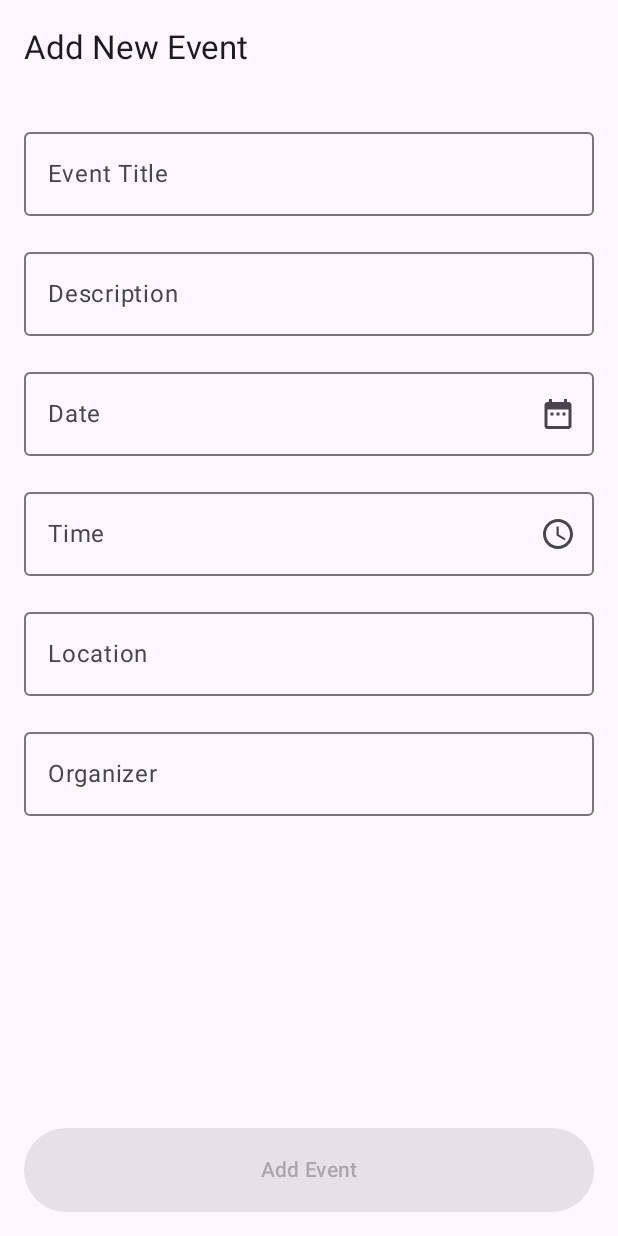
After one commit to senior-juniors/DayMate, an Android app built with Jetpack Compose: the AddEventScreen screen opened through its navigation route, on a phone screen of 412 x 824 dp. The commit adds this screen. Run offline under Robolectric (Android 15) with nearby library versions, the phone set to English and light mode, and no system bars; our stand-ins replace Dagger/Hilt's generated code, Firebase (no records; nobody signed in at launch, a user with empty details on screens opened directly).

Commit message:
event addedd

```diff
--- a/app/build.gradle.kts
+++ b/app/build.gradle.kts
@@ -88,7 +88,7 @@ dependencies {
     implementation ("com.google.firebase:firebase-firestore")
    // implementation ("com.google.firebase:firebase-firestore-24.10.0")
     implementation ("com.google.firebase:firebase-common:21.0.0")
-    //implementation("com.google.firebase:firebase-common:21.0.0")
+    implementation("com.google.firebase:firebase-database-ktx:21.0.0")
     implementation("androidx.credentials:credentials-play-services-auth:1.5.0")
 
 
@@ -134,6 +134,7 @@ dependencies {
 
 
 
+
 }
 
 kapt {
--- a/app/src/main/java/com/example/daymate/MainActivity.kt
+++ b/app/src/main/java/com/example/daymate/MainActivity.kt
@@ -21,6 +21,7 @@ import com.airbnb.lottie.compose.LottieConstants
 import com.airbnb.lottie.compose.animateLottieCompositionAsState
 import com.airbnb.lottie.compose.rememberLottieComposition
 import com.example.daymate.auth.UserViewmodel
+import com.example.daymate.event.EventViewModel
 import dagger.hilt.android.AndroidEntryPoint
 
 @AndroidEntryPoint
@@ -33,7 +34,8 @@ class MainActivity : ComponentActivity() {
        val navController = rememberNavController()
             val userViewModel: UserViewmodel by viewModels()
             userViewModel.fetchUserData()
-          AppNavigation(navController = navController)
+            val viewModel: EventViewModel = viewModel()
+          AppNavigation(viewModel)
         }
     }
 }
--- a/app/src/main/java/com/example/daymate/Navigation.kt
+++ b/app/src/main/java/com/example/daymate/Navigation.kt
@@ -7,8 +7,11 @@ import androidx.activity.result.contract.ActivityResultContracts
 import androidx.compose.foundation.layout.Box
 import androidx.compose.foundation.layout.fillMaxSize
 import androidx.compose.material.CircularProgressIndicator
+import androidx.compose.material.Text
 import androidx.compose.runtime.Composable
 import androidx.compose.runtime.LaunchedEffect
+import androidx.compose.runtime.collectAsState
+import androidx.compose.runtime.getValue
 import androidx.compose.ui.Alignment
 import androidx.compose.ui.Modifier
 import androidx.compose.ui.platform.LocalContext
@@ -16,8 +19,11 @@ import androidx.hilt.navigation.compose.hiltViewModel
 import androidx.lifecycle.viewmodel.compose.viewModel
 import androidx.navigation.NavController
 import androidx.navigation.NavHostController
+import androidx.navigation.NavType
 import androidx.navigation.compose.NavHost
 import androidx.navigation.compose.composable
+import androidx.navigation.compose.rememberNavController
+import androidx.navigation.navArgument
 import com.example.daymate.Screens.ClubConfirmScreen
 import com.example.daymate.Screens.ClubScreen
 import com.example.daymate.Screens.DashboardScreen
@@ -28,13 +34,19 @@ import com.example.daymate.Screens.SemesterSelectionScreen
 import com.example.daymate.Screens.SignUpScreen
 import com.example.daymate.auth.AuthViewmodel
 import com.example.daymate.auth.UserViewmodel
+import com.example.daymate.event.AddEventScreen
+import com.example.daymate.event.EventDetailsScreen
+import com.example.daymate.event.EventListScreen
+import com.example.daymate.event.EventViewModel
 import com.google.android.gms.auth.api.signin.GoogleSignIn
 import com.google.android.gms.auth.api.signin.GoogleSignInOptions
 import com.google.android.gms.common.api.ApiException
 import com.google.firebase.auth.FirebaseAuth
 
 @Composable
-fun AppNavigation(navController: NavHostController) {
+fun AppNavigation(viewModel: EventViewModel) {
+    val navController = rememberNavController()
+    val events by viewModel.events.collectAsState()
     NavHost(
         navController = navController,
         startDestination = "splashScreen"
@@ -119,7 +131,26 @@ fun AppNavigation(navController: NavHostController) {
         composable("profileScreen") {
             ProfileScreen(navController)
         }
+        // event
+        composable("events") {
+            EventListScreen(viewModel = viewModel, navController = navController)
+        }
+        composable("addEvent") {
+            AddEventScreen(viewModel = viewModel, navController = navController)
+        }
+        composable(
+            route = "eventDetails/{eventId}",
+            arguments = listOf(navArgument("eventId") { type = NavType.StringType })
+        ) { backStackEntry ->
+            val eventId = backStackEntry.arguments?.getString("eventId")
+            val event = events.find { it.id == eventId }
 
+            if (event != null) {
+                EventDetailsScreen(event = event)
+            } else {
+                Text("Event not found")
+            }
+        }
 
     }
 }
--- a/app/src/main/java/com/example/daymate/Screens/Dashboard.kt
+++ b/app/src/main/java/com/example/daymate/Screens/Dashboard.kt
@@ -249,6 +249,7 @@ fun DashboardScreen(navController: NavHostController,userViewModel: UserViewmode
                     }
                 }
                     DashboardCard(
+                        navController = navController,
                         icon = R.drawable.enjoy_img,
                         text = "Your\nToday's Classes",
                         background = Color.White,
@@ -262,6 +263,7 @@ fun DashboardScreen(navController: NavHostController,userViewModel: UserViewmode
                 Spacer(modifier = Modifier.height(12.dp))
 
                 DashboardCard(
+                    navController = navController,
                     icon = R.drawable.group_study,
                     text = "Pending\nAssignments",
                     background = Color.White,
@@ -332,6 +334,7 @@ fun DashboardGridSection() {
 
 @Composable
 fun DashboardCard(
+    navController: NavHostController,
     icon: Int,
     text: String,
     background: Color = Color.White,
@@ -342,8 +345,9 @@ fun DashboardCard(
     onClick: () -> Unit
 ) {
     Row(
+
         modifier = Modifier
-            .clickable { onClick() }
+            .clickable { navController.navigate("events") }
             .fillMaxWidth()
             .height(100.dp)
             .clip(RoundedCornerShape(16.dp))
--- /dev/null
+++ b/app/src/main/java/com/example/daymate/event/AddEventScreen.kt
@@ -0,0 +1,182 @@
+package com.example.daymate.event
+
+import android.os.Build
+import androidx.annotation.RequiresApi
+import androidx.compose.foundation.layout.*
+import androidx.compose.material3.*
+import androidx.compose.runtime.*
+import androidx.compose.ui.Alignment
+import androidx.compose.ui.Modifier
+import androidx.compose.ui.unit.dp
+import androidx.navigation.NavController
+import java.time.*
+import java.time.format.DateTimeFormatter
+import androidx.compose.material.icons.Icons
+import androidx.compose.material.icons.filled.DateRange
+import androidx.compose.material.icons.filled.Schedule
+import androidx.compose.material3.ExperimentalMaterial3Api
+
+@RequiresApi(Build.VERSION_CODES.O)
+@OptIn(ExperimentalMaterial3Api::class)
+@Composable
+fun AddEventScreen(viewModel: EventViewModel, navController: NavController) {
+    var title by remember { mutableStateOf("") }
+    var description by remember { mutableStateOf("") }
+    var date by remember { mutableStateOf("") }
+    var time by remember { mutableStateOf("") }
+    var location by remember { mutableStateOf("") }
+    var organizer by remember { mutableStateOf("") }
+
+    // Date Picker State
+    val datePickerState = rememberDatePickerState()
+    var showDatePicker by remember { mutableStateOf(false) }
+
+    // Time Picker State
+    val timePickerState = rememberTimePickerState()
+    var showTimePicker by remember { mutableStateOf(false) }
+
+    // Indian Timezone
+    val indianZone = ZoneId.of("Asia/Kolkata")
+    val dateFormatter = DateTimeFormatter.ofPattern("dd-MM-yyyy").withZone(indianZone)
+    val timeFormatter = DateTimeFormatter.ofPattern("hh:mm a").withZone(indianZone)
+
+    Scaffold(
+        topBar = {
+            TopAppBar(title = { Text("Add New Event") })
+        }
+    ) { padding ->
+        Column(
+            modifier = Modifier
+                .padding(padding)
+                .padding(16.dp)
+                .fillMaxSize(),
+            verticalArrangement = Arrangement.spacedBy(16.dp)
+        ) {
+            OutlinedTextField(
+                value = title,
+                onValueChange = { title = it },
+                label = { Text("Event Title") },
+                modifier = Modifier.fillMaxWidth()
+            )
+
+            OutlinedTextField(
+                value = description,
+                onValueChange = { description = it },
+                label = { Text("Description") },
+                modifier = Modifier.fillMaxWidth(),
+                maxLines = 3
+            )
+
+            // Date Picker Field
+            OutlinedTextField(
+                value = date,
+                onValueChange = { },
+                label = { Text("Date") },
+                modifier = Modifier.fillMaxWidth(),
+                readOnly = true,
+                trailingIcon = {
+                    IconButton(onClick = { showDatePicker = true }) {
+                        Icon(Icons.Default.DateRange, contentDescription = "Pick Date")
+                    }
+                }
+            )
+
+            // Time Picker Field
+            OutlinedTextField(
+                value = time,
+                onValueChange = { },
+                label = { Text("Time") },
+                modifier = Modifier.fillMaxWidth(),
+                readOnly = true,
+                trailingIcon = {
+                    IconButton(onClick = { showTimePicker = true }) {
+                        Icon(Icons.Default.Schedule, contentDescription = "Pick Time")
+                    }
+                }
+            )
+
+            OutlinedTextField(
+                value = location,
+                onValueChange = { location = it },
+                label = { Text("Location") },
+                modifier = Modifier.fillMaxWidth()
+            )
+
+            OutlinedTextField(
+                value = organizer,
+                onValueChange = { organizer = it },
+                label = { Text("Organizer") },
+                modifier = Modifier.fillMaxWidth()
+            )
+
+            Spacer(modifier = Modifier.weight(1f))
+
+            Button(
+                onClick = {
+                    val event = Event(
+                        title = title,
+                        description = description,
+                        date = date,
+                        time = time,
+                        location = location,
+                        organizer = organizer
+                    )
+                    viewModel.addEvent(
+                        event = event,
+                        onSuccess = { navController.popBackStack() },
+                        onError = { /* Handle error */ }
+                    )
+                },
+                modifier = Modifier
+                    .fillMaxWidth()
+                    .height(56.dp),
+                enabled = title.isNotEmpty() && date.isNotEmpty() && time.isNotEmpty()
+            ) {
+                Text("Add Event")
+            }
+        }
+    }
+
+    // Date Picker Dialog
+    if (showDatePicker) {
+        DatePickerDialog(
+            onDismissRequest = { showDatePicker = false },
+            confirmButton = {
+                Button(
+                    onClick = {
+                        datePickerState.selectedDateMillis?.let {
+                            date = Instant.ofEpochMilli(it)
+                                .atZone(indianZone)
+                                .format(dateFormatter)
+                        }
+                        showDatePicker = false
+                    }
+                ) { Text("OK") }
+            }
+        ) {
+            DatePicker(state = datePickerState)
+        }
+    }
+
+    // Time Picker Dialog
+    if (showTimePicker) {
+        AlertDialog(
+            onDismissRequest = { showTimePicker = false },
+            confirmButton = {
+                Button(
+                    onClick = {
+                        val now = ZonedDateTime.now(indianZone)
+                        val selectedDateTime = now
+                            .withHour(timePickerState.hour)
+                            .withMinute(timePickerState.minute)
+                        time = selectedDateTime.format(timeFormatter)
+                        showTimePicker = false
+                    }
+                ) { Text("OK") }
+            },
+            text = {
+                TimePicker(state = timePickerState)
+            }
+        )
+    }
+}
--- /dev/null
+++ b/app/src/main/java/com/example/daymate/event/EventRepository.kt
@@ -0,0 +1,69 @@
+package com.example.daymate.Event
+
+import com.example.daymate.event.Event
+import com.google.firebase.database.DataSnapshot
+import com.google.firebase.database.DatabaseError
+import com.google.firebase.database.ValueEventListener
+import com.google.firebase.database.ktx.database
+import com.google.firebase.database.ktx.getValue
+import com.google.firebase.ktx.Firebase
+import kotlinx.coroutines.flow.MutableStateFlow
+import kotlinx.coroutines.flow.StateFlow
+
+class EventRepository {
+    private val database = Firebase.database("https://daymate-e74c9-default-rtdb.firebaseio.com/").reference.child("events")
+
+    private val _events = MutableStateFlow<List<Event>>(emptyList())
+    val events: StateFlow<List<Event>> = _events
+
+    init {
+        database.addValueEventListener(object : ValueEventListener {
+            override fun onDataChange(snapshot: DataSnapshot) {
+                val eventsList = mutableListOf<Event>()
+                for (eventSnapshot in snapshot.children) {
+                    val event = eventSnapshot.getValue<Event>()?.copy(id = eventSnapshot.key ?: "")
+                    event?.let { eventsList.add(it) }
+                }
+                _events.value = eventsList.sortedBy { it.date } // Sort by date
+            }
+
+            override fun onCancelled(error: DatabaseError) {
+                // Handle errors
+                println("Firebase Error: ${error.message}")
+            }
+        })
+    }
+
+    suspend fun addEvent(event: Event): String {
+        return try {
+            val eventRef = database.push()
+            eventRef.setValue(event.copy(id = eventRef.key ?: ""))
+            eventRef.key ?: ""
+        } catch (e: Exception) {
+            println("Error adding event: ${e.message}")
+            ""
+        }
+    }
+
+    // Add this function if you need to update events
+    suspend fun updateEvent(event: Event): Boolean {
+        return try {
+            database.child(event.id).setValue(event)
+            true
+        } catch (e: Exception) {
+            println("Error updating event: ${e.message}")
+            false
+        }
+    }
+
+    // Add this function if you need to delete events
+    suspend fun deleteEvent(eventId: String): Boolean {
+        return try {
+            database.child(eventId).removeValue()
+            true
+        } catch (e: Exception) {
+            println("Error deleting event: ${e.message}")
+            false
+        }
+    }
+}
--- a/settings.gradle.kts
+++ b/settings.gradle.kts
@@ -10,6 +10,7 @@ dependencyResolutionManagement {
     repositories {
         google()
         mavenCentral()
+        maven { url = uri("https://jitpack.io") }
     }
 }
 
```
Also changed, not shown: app/src/main/java/com/example/daymate/event/Event.kt (added, +12 -0 lines), app/src/main/java/com/example/daymate/event/EventDetailsScreen.kt (added, +22 -0 lines), app/src/main/java/com/example/daymate/event/EventListScreen.kt (added, +97 -0 lines), app/src/main/java/com/example/daymate/event/EventViewModel.kt (added, +36 -0 lines).
